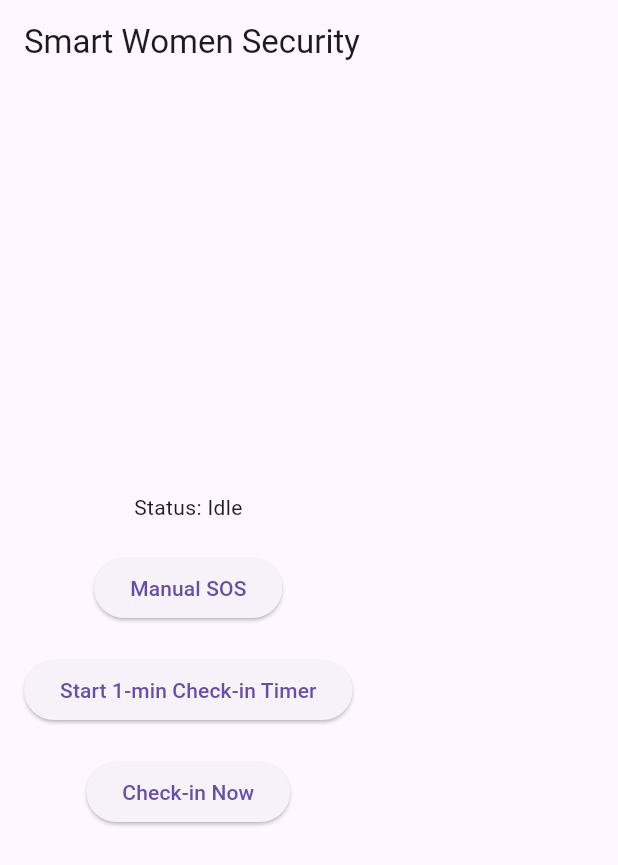
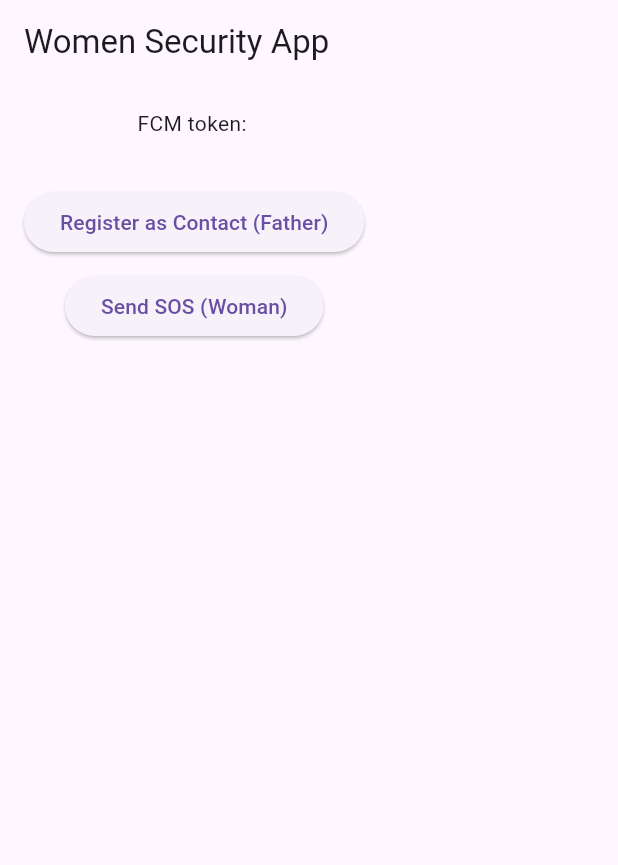
Before and after one commit to jayadhinesh15-ux/SmartWomenSecurityApp, a Flutter app: the screen it shows after launch, on a phone screen of 412 x 824 dp. Shown: the top 865 px of the screen. Run offline on Flutter 3.47's test engine with Material 3 defaults, Android fonts, the phone set to English and light mode, and no system bars; our stand-ins replace firebase_core, firebase_messaging; accounts and stored records are empty.

Commit message:
Update main.dart

```diff
--- a/mobile_app/lib/main.dart
+++ b/mobile_app/lib/main.dart
@@ -1,184 +1,148 @@
-import 'dart:async';
+// mobile_app/lib/main.dart
 import 'dart:convert';
 import 'package:flutter/material.dart';
-import 'package:geolocator/geolocator.dart';
-import 'package:shake/shake.dart';
-import 'package:http/http.dart' as http;
 import 'package:firebase_core/firebase_core.dart';
 import 'package:firebase_messaging/firebase_messaging.dart';
+import 'package:http/http.dart' as http;
+import 'package:flutter/services.dart';
 
-const String BACKEND_ALERT_URL = "https://YOUR_RENDER_URL/send_alert";
-const String BACKEND_REGISTER_CONTACT = "https://YOUR_RENDER_URL/register_contact";
-const String BACKEND_CHECKIN = "https://YOUR_RENDER_URL/checkin_set";
-const String USER_ID = "user1";
+// ========= CONFIG - replace this AFTER you deploy backend =========
+const String backendUrl = "https://YOUR-RENDER-URL"; // e.g. https://women-security-backend.onrender.com
+// =================================================================
 
+// Top-level background handler required by firebase_messaging
 Future<void> _firebaseMessagingBackgroundHandler(RemoteMessage message) async {
-  print('Background message: ${message.messageId}');
+  await Firebase.initializeApp();
+  // You can handle background messages here.
+  if (message.notification != null) {
+    // print to logs
+    print('Background message: ${message.notification!.title} - ${message.notification!.body}');
+  }
 }
 
 void main() async {
   WidgetsFlutterBinding.ensureInitialized();
   await Firebase.initializeApp();
+
+  // Register background message handler
   FirebaseMessaging.onBackgroundMessage(_firebaseMessagingBackgroundHandler);
-  runApp(SmartSecurityApp());
+
+  runApp(const MyApp());
 }
 
-class SmartSecurityApp extends StatefulWidget {
+class MyApp extends StatelessWidget {
+  const MyApp({super.key});
   @override
-  _SmartSecurityAppState createState() => _SmartSecurityAppState();
+  Widget build(BuildContext context) {
+    return MaterialApp(
+      title: 'Women Security App',
+      theme: ThemeData(primarySwatch: Colors.pink),
+      home: const HomePage(),
+    );
+  }
 }
 
-class _SmartSecurityAppState extends State<SmartSecurityApp> {
-  String _status = "Idle";
-  late ShakeDetector _shakeDetector;
-  Timer? _checkinTimer;
-  int _checkinTimeoutSeconds = 0;
-  String _fcmToken = "";
+class HomePage extends StatefulWidget {
+  const HomePage({super.key});
+  @override
+  State<HomePage> createState() => _HomePageState();
+}
+
+class _HomePageState extends State<HomePage> {
+  String? token;
+  bool registered = false;
+  String statusText = "";
 
   @override
   void initState() {
     super.initState();
-    _initLocationPermission();
-    _initFCM();
-    _shakeDetector = ShakeDetector.autoStart(onPhoneShake: () {
-      _onShakeDetected();
+    initFirebaseMessaging();
+  }
+
+  Future<void> initFirebaseMessaging() async {
+    // Get device token
+    try {
+      String? t = await FirebaseMessaging.instance.getToken();
+      setState(() {
+        token = t;
+      });
+      print("FCM token: $token");
+    } catch (e) {
+      print("Error fetching token: $e");
+    }
+
+    // Show foreground messages as SnackBar
+    FirebaseMessaging.onMessage.listen((RemoteMessage message) {
+      final title = message.notification?.title ?? "Alert";
+      final body = message.notification?.body ?? "";
+      if (mounted) {
+        ScaffoldMessenger.of(context).showSnackBar(
+          SnackBar(content: Text("$title — $body")),
+        );
+      }
+    });
+
+    // Optional: handle when app is opened from a notification
+    FirebaseMessaging.onMessageOpenedApp.listen((RemoteMessage message) {
+      print("Message opened app: ${message.messageId}");
     });
   }
 
-  Future<void> _initFCM() async {
-    FirebaseMessaging messaging = FirebaseMessaging.instance;
-    await messaging.requestPermission();
-
-    String? token = await messaging.getToken();
-    if (token != null) {
-      setState(() => _fcmToken = token);
-      await _registerContactToken(token);
+  Future<void> registerContact() async {
+    if (token == null) {
+      setState(() => statusText = "No device token yet. Try again in a moment.");
+      return;
     }
-
-    FirebaseMessaging.onMessage.listen((RemoteMessage message) {
-      print("Foreground message: ${message.notification?.title}");
+    try {
+      final uri = Uri.parse('$backendUrl/register_contact');
+      final res = await http.post(uri,
+          headers: {'Content-Type': 'application/json'},
+          body: jsonEncode({'token': token}));
+      setState(() {
+        statusText = 'Registered: ${res.statusCode}';
+        registered = res.statusCode == 200;
       });
-  }
-
-  Future<void> _registerContactToken(String token) async {
-    try {
-      await http.post(
-        Uri.parse(BACKEND_REGISTER_CONTACT),
-        headers: {"Content-Type": "application/json"},
-        body: json.encode({"user_id": USER_ID, "contact_token": token}),
-      );
     } catch (e) {
-      print("register contact error: $e");
+      setState(() => statusText = 'Register failed: $e');
     }
   }
 
-  Future<void> _initLocationPermission() async {
-    bool serviceEnabled = await Geolocator.isLocationServiceEnabled();
-    if (!serviceEnabled) {
-      setState(() => _status = "Enable location services");
-      return;
-    }
-    LocationPermission permission = await Geolocator.checkPermission();
-    if (permission == LocationPermission.denied) {
-      permission = await Geolocator.requestPermission();
-    }
-    if (permission == LocationPermission.deniedForever) {
-      setState(() => _status = "Location permissions permanently denied");
-      return;
-    }
-  }
-
-  Future<Position?> _getPosition() async {
+  Future<void> sendSOS() async {
     try {
-      return await Geolocator.getCurrentPosition(desiredAccuracy: LocationAccuracy.high);
+      final uri = Uri.parse('$backendUrl/send_sos');
+      final res = await http.post(uri,
+          headers: {'Content-Type': 'application/json'},
+          body: jsonEncode({'message': 'Emergency! Please help me!'}));
+      setState(() {
+        statusText = 'SOS sent: ${res.statusCode}';
+      });
     } catch (e) {
-      print("get position error: $e");
-      return null;
-    }
-  }
-
-  Future<void> _sendAlert(String reason) async {
-    setState(() => _status = "Sending alert ($reason)...");
-    Position? pos = await _getPosition();
-    if (pos == null) {
-      setState(() => _status = "Unable to get location");
-      return;
-    }
-    var body = {"user_id": USER_ID, "latitude": pos.latitude, "longitude": pos.longitude, "reason": reason};
-    try {
-      await http.post(Uri.parse(BACKEND_ALERT_URL),
-          headers: {"Content-Type": "application/json"}, body: json.encode(body));
-      setState(() => _status = "Alert sent");
-    } catch (e) {
-      setState(() => _status = "Alert error: $e");
-    }
-  }
-
-  void _onShakeDetected() {
-    _sendAlert("shake");
-    ScaffoldMessenger.of(context).showSnackBar(SnackBar(content: Text("Shake detected — SOS sent")));
-  }
-
-  void _startCheckinTimer(int seconds) {
-    if (seconds <= 0) return;
-    _checkinTimer?.cancel();
-    _checkinTimeoutSeconds = seconds;
-    _checkinTimer = Timer(Duration(seconds: seconds), () {
-      _sendAlert("checkin_timeout");
-      setState(() => _checkinTimeoutSeconds = 0);
-      ScaffoldMessenger.of(context).showSnackBar(SnackBar(content: Text("Check-in timeout — SOS sent")));
-    });
-    setState(() {});
-  }
-
-  void _cancelCheckinTimer() {
-    _checkinTimer?.cancel();
-    _checkinTimeoutSeconds = 0;
-    setState(() {});
-  }
-
-  Future<void> _manualCheckIn() async {
-    try {
-      await http.post(Uri.parse(BACKEND_CHECKIN),
-          headers: {"Content-Type": "application/json"}, body: json.encode({"user_id": USER_ID}));
-      _cancelCheckinTimer();
-      ScaffoldMessenger.of(context).showSnackBar(SnackBar(content: Text("Checked in")));
-    } catch (e) {
-      print("checkin error: $e");
+      setState(() => statusText = 'Send SOS failed: $e');
     }
   }
 
   @override
-  void dispose() {
-    _shakeDetector.stopListening();
-    _checkinTimer?.cancel();
-    super.dispose();
-  }
-
-  @override
   Widget build(BuildContext context) {
-    return MaterialApp(
-      title: 'Smart Women Security',
-      home: Scaffold(
-        appBar: AppBar(title: Text('Smart Women Security')),
+    return Scaffold(
+      appBar: AppBar(title: const Text('Women Security App')),
       body: Padding(
-          padding: EdgeInsets.all(16),
+        padding: const EdgeInsets.all(16.0),
         child: Column(
           children: [
-              Spacer(),
-              Text("Status: $_status"),
-              SizedBox(height: 20),
+            SelectableText('FCM token:\n${token ?? "loading..."}'),
+            const SizedBox(height: 12),
             ElevatedButton(
-                  onPressed: () => _sendAlert("manual"), child: Text("Manual SOS")),
-              SizedBox(height: 20),
+              onPressed: registerContact,
+              child: const Text("Register as Contact (Father)"),
+            ),
+            const SizedBox(height: 8),
             ElevatedButton(
-                  onPressed: () => _startCheckinTimer(60),
-                  child: Text("Start 1-min Check-in Timer")),
-              SizedBox(height: 20),
-              ElevatedButton(onPressed: _manualCheckIn, child: Text("Check-in Now")),
-              Spacer(),
+              onPressed: sendSOS,
+              child: const Text("Send SOS (Woman)"),
+            ),
+            const SizedBox(height: 12),
+            Text(statusText),
           ],
-          ),
         ),
       ),
     );
```
Lines whose indentation alone changed are shown as unchanged.
